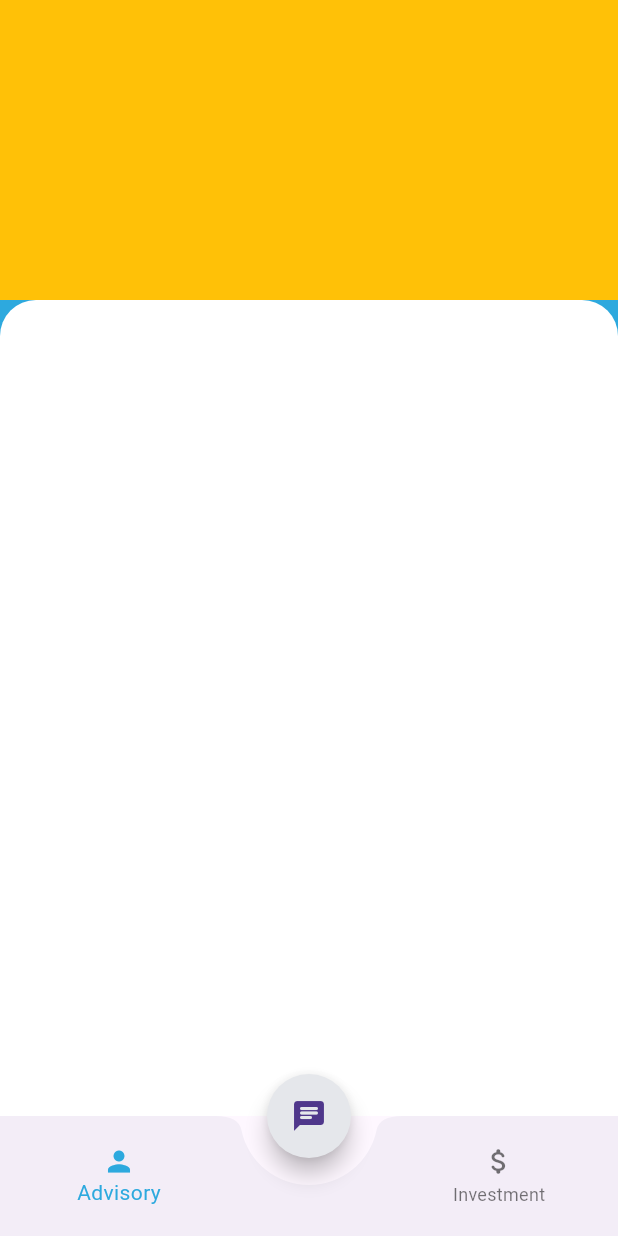
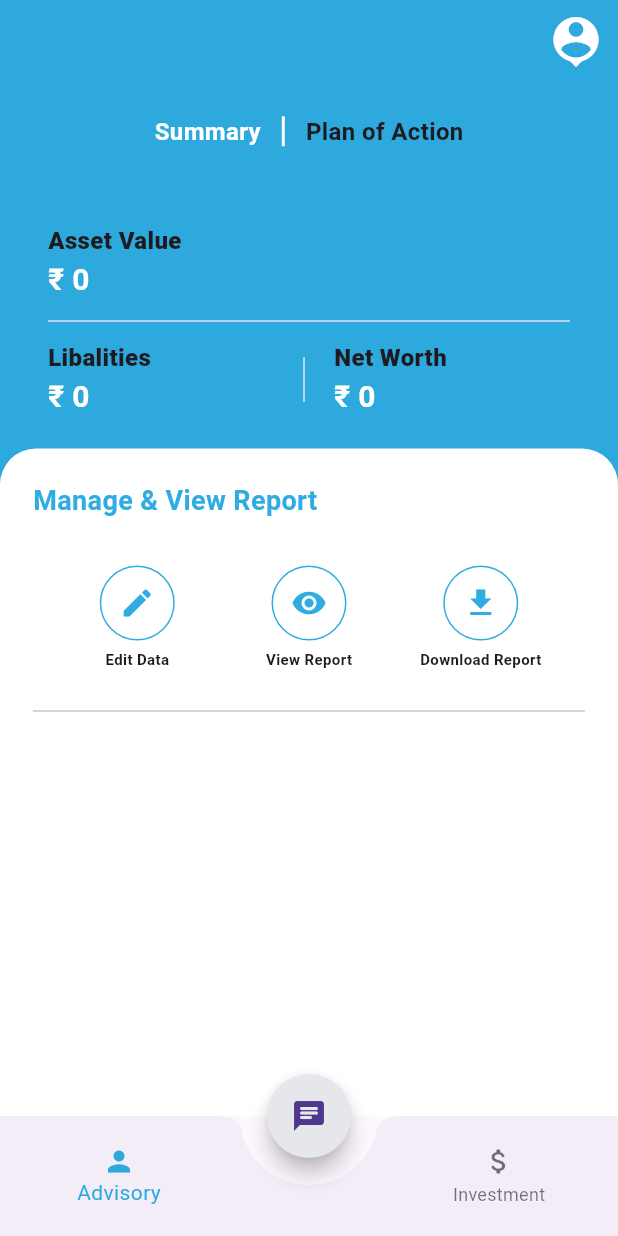
Before and after one commit to AJ8454/flutter_fintoo_assignment, a Flutter app: the screen it shows after launch, on a phone screen of 412 x 824 dp. Run offline on Flutter 3.47's test engine with Material 3 defaults, Android fonts, the phone set to English and light mode, and no system bars; our stand-ins replace dio, flutter_riverpod, freezed_annotation, riverpod_annotation; generated files the repository leaves out were written again; network calls fail.

```diff
--- a/lib/features/advisory/data/dtos/user_networth_liabilites_dto.dart
+++ b/lib/features/advisory/data/dtos/user_networth_liabilites_dto.dart
@@ -2,9 +2,8 @@
 //
 //     final userNetworthLiabilitesDto = userNetworthLiabilitesDtoFromJson(jsonString);
 
+import 'package:freezed_annotation/freezed_annotation.dart';
 import 'dart:convert';
-
-import 'package:freezed_annotation/freezed_annotation.dart';
 
 part 'user_networth_liabilites_dto.freezed.dart';
 part 'user_networth_liabilites_dto.g.dart';
@@ -16,8 +15,11 @@ String userNetworthLiabilitesDtoToJson(UserNetworthLiabilitesDto data) => json.e
 @freezed
 class UserNetworthLiabilitesDto with _$UserNetworthLiabilitesDto {
     const factory UserNetworthLiabilitesDto({
+        @JsonKey(name: "error_code")
         String? errorCode,
+        @JsonKey(name: "message")
         String? message,
+        @JsonKey(name: "data")
         Data? data,
     }) = _UserNetworthLiabilitesDto;
 
@@ -27,11 +29,17 @@ class UserNetworthLiabilitesDto with _$UserNetworthLiabilitesDto {
 @freezed
 class Data with _$Data {
     const factory Data({
+        @JsonKey(name: "networth_sum")
         double? networthSum,
-        int? liabilitySum,
+        @JsonKey(name: "liability_sum")
+        double? liabilitySum,
+        @JsonKey(name: "networth_sum_formatted")
         String? networthSumFormatted,
+        @JsonKey(name: "liability_sum_formatted")
         String? liabilitySumFormatted,
+        @JsonKey(name: "asset_data")
         double? assetData,
+        @JsonKey(name: "asset_sum_formatted")
         String? assetSumFormatted,
     }) = _Data;
 
--- a/lib/features/advisory/presentation/widgets/advisory_body_widget.dart
+++ b/lib/features/advisory/presentation/widgets/advisory_body_widget.dart
@@ -1,5 +1,8 @@
 import 'package:flutter/material.dart';
+import 'package:flutter_fintoo_assignment/features/common/constants/app_strings.dart';
 import 'package:flutter_fintoo_assignment/features/common/styles/color_utils.dart';
+import 'package:flutter_fintoo_assignment/features/common/utils/app_text.dart';
+import 'package:flutter_fintoo_assignment/features/common/widgets/circle_icon_button_widget.dart';
 
 class AdvisoryBodyWidget extends StatelessWidget {
   const AdvisoryBodyWidget({super.key});
@@ -8,11 +11,35 @@ class AdvisoryBodyWidget extends StatelessWidget {
   Widget build(BuildContext context) {
     return Container(
       height: 1000,
+      padding: const EdgeInsets.all(22),
       decoration: const BoxDecoration(
         color: ColorUtils.white,
         borderRadius: BorderRadius.only(
             topLeft: Radius.circular(24), topRight: Radius.circular(24)),
       ),
+      child: const Column(
+        crossAxisAlignment: CrossAxisAlignment.start,
+        children: [
+          AppText(
+            data: AppStrings.manageViewReport,
+            fontSize: 18,
+            fontWeight: FontWeight.w600,
+            color: ColorUtils.blueGreen,
+          ),
+          SizedBox(height: 30),
+          Row(
+            mainAxisAlignment: MainAxisAlignment.spaceEvenly,
+            children: [
+              CircleIconButton(icon: Icons.edit, label: "Edit Data"),
+              CircleIconButton(
+                  icon: Icons.remove_red_eye, label: "View Report"),
+              CircleIconButton(icon: Icons.download, label: "Download Report"),
+            ],
+          ),
+          SizedBox(height: 20),
+          Divider(),
+        ],
+      ),
     );
   }
 }
--- a/lib/features/advisory/presentation/widgets/advisory_header_widget.dart
+++ b/lib/features/advisory/presentation/widgets/advisory_header_widget.dart
@@ -1,13 +1,54 @@
 import 'package:flutter/material.dart';
+import 'package:flutter_fintoo_assignment/features/advisory/presentation/widgets/asset_liabilities_net_value_widget.dart';
+import 'package:flutter_fintoo_assignment/features/common/constants/app_strings.dart';
+import 'package:flutter_fintoo_assignment/features/common/styles/color_utils.dart';
+import 'package:flutter_fintoo_assignment/features/common/utils/app_text.dart';
 
 class AdvisoryHeaderWidget extends StatelessWidget {
   const AdvisoryHeaderWidget({super.key});
 
   @override
   Widget build(BuildContext context) {
-    return Container(
-      height: 200,
-      color: Colors.amber,
+    return Column(
+      children: [
+        // profile button
+        Align(
+          alignment: Alignment.topRight,
+          child: IconButton(
+            onPressed: () {},
+            icon: const Icon(
+              Icons.person_pin,
+              size: 40,
+              color: ColorUtils.white,
+            ),
+          ),
+        ),
+        const SizedBox(height: 20),
+        const Row(
+          mainAxisAlignment: MainAxisAlignment.center,
+          children: [
+            AppText(
+              data: AppStrings.summary,
+              fontSize: 16,
+              color: ColorUtils.white,
+              fontWeight: FontWeight.w600,
+            ),
+            SizedBox(
+              height: 20,
+              width: 30,
+              child: VerticalDivider(color: ColorUtils.white, thickness: 2),
+            ),
+            AppText(
+              data: AppStrings.planOfAction,
+              fontSize: 16,
+              fontWeight: FontWeight.w600,
+            ),
+          ],
+        ),
+        const SizedBox(height: 50),
+        const AssetLiabilitiesNetValueWidget(),
+        const SizedBox(height: 20),
+      ],
     );
   }
 }
--- /dev/null
+++ b/lib/features/advisory/presentation/widgets/asset_liabilities_net_value_widget.dart
@@ -0,0 +1,55 @@
+import 'package:flutter/cupertino.dart';
+import 'package:flutter/material.dart';
+import 'package:flutter_fintoo_assignment/features/advisory/presentation/providers/advisory_provider.dart';
+import 'package:flutter_fintoo_assignment/features/advisory/presentation/widgets/label_value_widget.dart';
+import 'package:flutter_fintoo_assignment/features/common/constants/app_strings.dart';
+import 'package:flutter_fintoo_assignment/features/common/styles/color_utils.dart';
+import 'package:flutter_fintoo_assignment/features/common/utils/app_text.dart';
+import 'package:flutter_fintoo_assignment/features/common/utils/extensions/price_format_extension.dart';
+import 'package:flutter_riverpod/flutter_riverpod.dart';
+
+class AssetLiabilitiesNetValueWidget extends ConsumerWidget {
+  const AssetLiabilitiesNetValueWidget({super.key});
+
+  @override
+  Widget build(BuildContext context, WidgetRef ref) {
+    final advisoryDetails = ref.watch(advisoryDetailsProviderProvider);
+    return advisoryDetails.when(
+      data: (data) {
+        return Padding(
+          padding: const EdgeInsets.symmetric(horizontal: 32),
+          child: Column(
+            crossAxisAlignment: CrossAxisAlignment.start,
+            children: [
+              LabelValueWidget(
+                  label: AppStrings.assetValue,
+                  value: "₹ ${(data.data?.assetData ?? 0).toIndianPriceFormat()}"),
+              const SizedBox(height: 5),
+              const Divider(color: ColorUtils.grey),
+              const SizedBox(height: 5),
+              Row(
+                children: [
+                  LabelValueWidget(
+                      label: AppStrings.libalities,
+                      value: "₹ ${(data.data?.liabilitySum ?? 0).toIndianPriceFormat()}"),
+                  const Spacer(),
+                  const SizedBox(
+                      width: 40,
+                      height: 30,
+                      child: VerticalDivider(color: ColorUtils.grey)),
+                  LabelValueWidget(
+                      label: AppStrings.netWorth,
+                      value: "₹ ${(data.data?.networthSum ?? 0).toIndianPriceFormat()}"),
+                  const Spacer(),
+                ],
+              ),
+            ],
+          ),
+        );
+      },
+      error: (error, stackTrace) => const Center(
+          child: AppText(data: "Error", color: CupertinoColors.white)),
+      loading: () => const Center(child: CircularProgressIndicator()),
+    );
+  }
+}
--- /dev/null
+++ b/lib/features/advisory/presentation/widgets/label_value_widget.dart
@@ -0,0 +1,29 @@
+import 'package:flutter/material.dart';
+import 'package:flutter_fintoo_assignment/features/common/styles/color_utils.dart';
+import 'package:flutter_fintoo_assignment/features/common/utils/app_text.dart';
+
+class LabelValueWidget extends StatelessWidget {
+  final String label;
+  final String value;
+  const LabelValueWidget({super.key, required this.label, required this.value});
+
+  @override
+  Widget build(BuildContext context) {
+    return Column(
+      crossAxisAlignment: CrossAxisAlignment.start,
+      children: [
+        AppText(
+          data: label,
+          fontSize: 16,
+          fontWeight: FontWeight.w800,
+        ),
+        AppText(
+          data: value,
+          fontSize: 20,
+          color: ColorUtils.white,
+          fontWeight: FontWeight.w700,
+        ),
+      ],
+    );
+  }
+}
--- a/lib/features/common/constants/app_strings.dart
+++ b/lib/features/common/constants/app_strings.dart
@@ -1,6 +1,12 @@
 class AppStrings {
   static const String advisory = "Advisory";
   static const String investment = "Investment";
+  static const String summary = "Summary";
+  static const String planOfAction = "Plan of Action";
+  static const String assetValue = "Asset Value";
+  static const String libalities = "Libalities";
+  static const String netWorth = "Net Worth";
+  static const String manageViewReport = "Manage & View Report";
 
   AppStrings._();
 }
--- a/lib/features/common/styles/color_utils.dart
+++ b/lib/features/common/styles/color_utils.dart
@@ -7,6 +7,8 @@ class ColorUtils {
   static const sushiColor = Color(0xFF8DC63F);
   static const endeavourColor = Color(0xFF0054A6);
   static const white = Color(0xFFFFFFFF);
+  static const grey = Color(0xFFE1E1FE);
+  static const blueGreen = Color(0xFF2face2);
 
   ColorUtils._();
 }
--- a/lib/features/common/utils/app_text.dart
+++ b/lib/features/common/utils/app_text.dart
@@ -4,12 +4,13 @@ class AppText extends StatelessWidget {
   final String data;
   final double? fontSize;
   final FontWeight? fontWeight;
-
+  final Color? color;
   const AppText({
     super.key,
     required this.data,
     this.fontSize,
     this.fontWeight,
+    this.color,
   });
 
   @override
@@ -19,6 +20,7 @@ class AppText extends StatelessWidget {
       style: TextStyle(
         fontSize: fontSize,
         fontWeight: fontWeight,
+        color: color,
       ),
     );
   }
--- /dev/null
+++ b/lib/features/common/widgets/circle_icon_button_widget.dart
@@ -0,0 +1,34 @@
+import 'package:flutter/material.dart';
+import 'package:flutter_fintoo_assignment/features/common/styles/color_utils.dart';
+import 'package:flutter_fintoo_assignment/features/common/utils/app_text.dart';
+
+class CircleIconButton extends StatelessWidget {
+  final IconData icon;
+  final String label;
+  const CircleIconButton({super.key, required this.icon, required this.label});
+
+  @override
+  Widget build(BuildContext context) {
+    return SizedBox(
+      width: 90,
+      child: Column(
+        children: [
+          Container(
+            padding: const EdgeInsets.all(12),
+            decoration: BoxDecoration(
+              shape: BoxShape.circle,
+              border: Border.all(color: ColorUtils.blueGreen),
+            ),
+            child: Icon(icon, color: ColorUtils.blueGreen),
+          ),
+          const SizedBox(height: 5),
+          AppText(
+            data: label,
+            fontSize: 10,
+            fontWeight: FontWeight.w600,
+          )
+        ],
+      ),
+    );
+  }
+}
--- a/pubspec.yaml
+++ b/pubspec.yaml
@@ -42,6 +42,8 @@ dependencies:
   riverpod_annotation: ^2.3.5
   flutter_riverpod: ^2.5.1
   freezed_annotation: ^2.4.4
+  dio: ^5.7.0
+  intl: ^0.19.0
 
 dev_dependencies:
   flutter_test:
```
Also changed, not shown: lib/core/infrastructure/netowrk/api_facade.dart (added, +146 -0 lines), lib/core/infrastructure/netowrk/dio_provider.dart (added, +29 -0 lines), lib/core/infrastructure/netowrk/main_api_config.dart (added, +11 -0 lines), lib/features/advisory/data/data_sources/advisory_remote_data_sources.dart (added, +37 -0 lines), lib/features/advisory/domain/entities/user_networth_liabilites_request_entity.dart (added, +26 -0 lines), lib/features/advisory/domain/repos/advisory_repo.dart (added, +21 -0 lines), lib/features/advisory/presentation/providers/advisory_provider.dart (added, +22 -0 lines), lib/features/common/utils/extensions/price_format_extension.dart (added, +22 -0 lines), lib/core/infrastructure/netowrk/api_facade.g.dart (added), lib/core/infrastructure/netowrk/dio_provider.g.dart (added), lib/features/advisory/data/data_sources/advisory_remote_data_sources.g.dart (added), lib/features/advisory/data/data_sources/remote_data_sources.dart (deleted), lib/features/advisory/data/dtos/user_networth_liabilites_dto.freezed.dart, lib/features/advisory/data/dtos/user_networth_liabilites_dto.g.dart, 4 more files.
